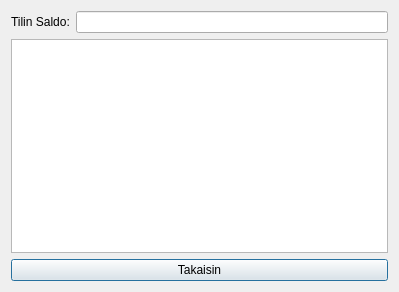
Before: the Qt Designer form frontend/saldowindow.ui in Peasami/bank-simulator-2023, drawn with Qt 5.
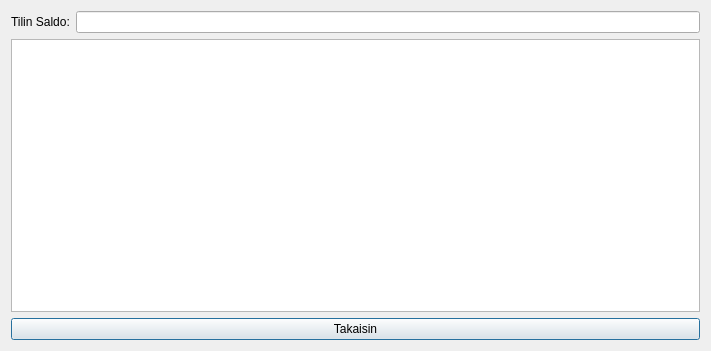
After: the same form once the commit is applied.

The edit to the form file:
```diff
--- a/frontend/saldowindow.ui
+++ b/frontend/saldowindow.ui
@@ -6,38 +6,51 @@
    <rect>
     <x>0</x>
     <y>0</y>
-    <width>399</width>
-    <height>292</height>
+    <width>711</width>
+    <height>351</height>
    </rect>
   </property>
   <property name="windowTitle">
    <string>Saldo</string>
   </property>
   <layout class="QGridLayout" name="gridLayout">
-   <item row="1" column="0" rowspan="2" colspan="2">
+   <item row="1" column="1">
+    <widget class="QLineEdit" name="saldoEdit">
+     <property name="readOnly">
+      <bool>true</bool>
+     </property>
+    </widget>
+   </item>
+   <item row="2" column="0" rowspan="2" colspan="2">
     <widget class="QTableView" name="tapahtumaTable">
+     <attribute name="horizontalHeaderMinimumSectionSize">
+      <number>72</number>
+     </attribute>
      <attribute name="horizontalHeaderDefaultSectionSize">
-      <number>95</number>
+      <number>218</number>
      </attribute>
+     <attribute name="horizontalHeaderHighlightSections">
+      <bool>false</bool>
+     </attribute>
+     <attribute name="verticalHeaderDefaultSectionSize">
+      <number>40</number>
+     </attribute>
     </widget>
    </item>
-   <item row="0" column="0">
-    <widget class="QLabel" name="label">
-     <property name="text">
-      <string>Tilin Saldo:</string>
-     </property>
-    </widget>
-   </item>
-   <item row="0" column="1">
-    <widget class="QLineEdit" name="saldoEdit"/>
-   </item>
-   <item row="3" column="0" colspan="2">
+   <item row="4" column="0" colspan="2">
     <widget class="QPushButton" name="takaisinButton">
      <property name="text">
       <string>Takaisin</string>
      </property>
     </widget>
    </item>
+   <item row="1" column="0">
+    <widget class="QLabel" name="label">
+     <property name="text">
+      <string>Tilin Saldo:</string>
+     </property>
+    </widget>
+   </item>
   </layout>
  </widget>
  <resources/>
```
